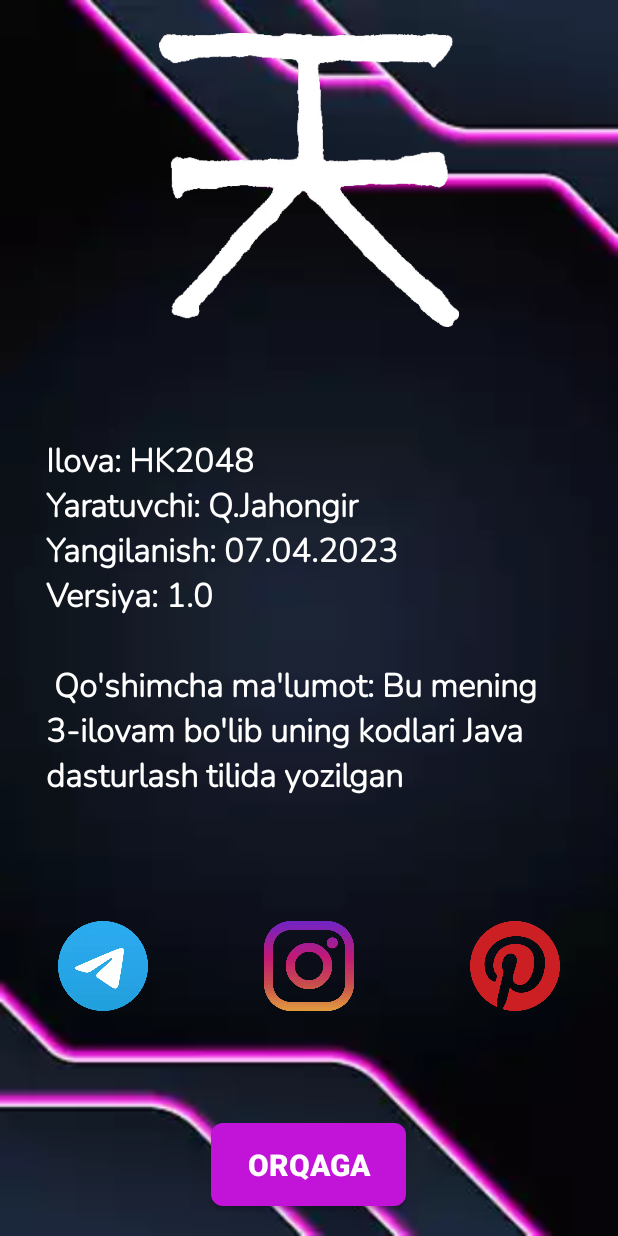
After one commit to JaysonKhan/Game4Pic1Word, an Android app: the InfoActivity screen opened directly, with no data from a screen before it, on a phone screen of 412 x 824 dp. The commit adds this screen. Run offline under Robolectric (Android 15) with nearby library versions, the phone set to English and light mode, and no system bars.

Commit message:
Nimaladir o'zgarib ketgan

```diff
--- a/app/src/main/AndroidManifest.xml
+++ b/app/src/main/AndroidManifest.xml
@@ -16,7 +16,7 @@
         android:theme="@style/Theme.AppCompat.Light.NoActionBar"
         tools:targetApi="31">
         <activity
-            android:name=".ui.InfoActivity"
+            android:name=".ui.info.InfoActivity"
             android:exported="false" />
         <activity
             android:name=".ui.WinActivity"
--- /dev/null
+++ b/app/src/main/java/uz/gita/game4pic1word/ui/info/InfoActivity.kt
@@ -0,0 +1,45 @@
+package uz.gita.game4pic1word.ui.info
+
+import android.annotation.SuppressLint
+import android.content.Intent
+import android.net.Uri
+import android.os.Bundle
+import android.view.View
+import androidx.appcompat.app.AppCompatActivity
+import androidx.appcompat.widget.AppCompatButton
+import uz.gita.game4pic1word.R
+
+class InfoActivity : AppCompatActivity() {
+   private lateinit var home: AppCompatButton
+    private lateinit var telegram: View
+    private lateinit var instagram:View
+    private lateinit var pinterest:View
+    @SuppressLint("MissingInflatedId")
+    override fun onCreate(savedInstanceState: Bundle?) {
+        super.onCreate(savedInstanceState)
+        setContentView(R.layout.activity_info)
+
+        home = findViewById(R.id.buttonHomeInAbout)
+
+        telegram = findViewById(R.id.telegram)
+        instagram = findViewById(R.id.instagram)
+        pinterest = findViewById(R.id.pinterest)
+        home.setOnClickListener { view: View? -> finish() }
+
+        telegram.setOnClickListener { view: View? ->
+            val uri = Uri.parse("https://t.me/J_khan347")
+            val intent = Intent(Intent.ACTION_VIEW, uri)
+            startActivity(intent)
+        }
+        instagram.setOnClickListener { view: View? ->
+            val uri = Uri.parse("https://www.instagram.com/gita.uzofficial/")
+            val intent = Intent(Intent.ACTION_VIEW, uri)
+            startActivity(intent)
+        }
+        pinterest.setOnClickListener { view: View? ->
+            val uri = Uri.parse("https://www.pinterest.com/betta347/")
+            val intent = Intent(Intent.ACTION_VIEW, uri)
+            startActivity(intent)
+        }
+    }
+}
--- /dev/null
+++ b/app/src/main/res/layout/activity_info.xml
@@ -0,0 +1,74 @@
+<?xml version="1.0" encoding="utf-8"?>
+<FrameLayout xmlns:android="http://schemas.android.com/apk/res/android"
+    android:layout_width="match_parent"
+    android:layout_height="match_parent"
+    xmlns:tools="http://schemas.android.com/tools"
+    android:background="@drawable/back"
+    android:layout_gravity="center"
+    tools:context=".ui.info.InfoActivity">
+
+
+    <ImageView
+        android:layout_marginTop="70dp"
+        android:layout_gravity="top|center"
+        android:layout_width="200dp"
+        android:layout_height="200dp"
+        android:layout_margin="20dp"
+        android:src="@drawable/khan"/>
+
+    <TextView
+        android:layout_width="350dp"
+        android:layout_height="match_parent"
+        android:layout_gravity="center"
+        android:fontFamily="@font/nunito_light"
+        android:gravity="center|left"
+        android:text="@string/description"
+        android:textColor="@color/white"
+        android:textSize="22sp"
+        android:textStyle="bold" />
+
+
+
+    <LinearLayout
+        android:layout_gravity="bottom"
+        android:layout_width="match_parent"
+        android:layout_height="100dp"
+        android:layout_marginBottom="130dp"
+        android:orientation="horizontal">
+        <ImageView
+            android:id="@+id/telegram"
+            android:layout_margin="20dp"
+            android:layout_width="0dp"
+            android:src="@drawable/telegram"
+            android:layout_height="match_parent"
+            android:layout_weight="1"/>
+
+        <ImageView
+            android:id="@+id/instagram"
+            android:layout_margin="20dp"
+            android:layout_width="0dp"
+            android:src="@drawable/instagram"
+            android:layout_height="match_parent"
+            android:layout_weight="1"/>
+        <ImageView
+            android:id="@+id/pinterest"
+            android:layout_margin="20dp"
+            android:layout_width="0dp"
+            android:src="@drawable/pinterest"
+            android:layout_height="match_parent"
+            android:layout_weight="1"/>
+    </LinearLayout>
+
+    <androidx.appcompat.widget.AppCompatButton
+        android:id="@+id/buttonHomeInAbout"
+        android:background="@drawable/bg_variant"
+        android:layout_width="130dp"
+        android:layout_height="55dp"
+        android:layout_gravity="bottom|center"
+        android:layout_margin="20dp"
+        android:text="Orqaga"
+        android:textColor="@color/white"
+        android:textSize="20sp"
+        android:textStyle="bold" />
+
+</FrameLayout>
--- a/app/src/main/res/values/strings.xml
+++ b/app/src/main/res/values/strings.xml
@@ -1,5 +1,6 @@
 <resources>
     <string name="app_name">4Pic1Word</string>
     <string name="info">Yaratuvchi: Q.Jahongir \n KHAN347 brendi asosida tuzilgan bu o\'yin GITA dasturlash akademiyasida o\'rgatilgan bilimlar asosida tuzildi.... Dasturda xatolik bo\'lsa quyidagi ijtimoiy tarmoqlar orqali yozib qoldirishingiz mumkin😊</string>
-
+    <string name="description">Ilova: HK2048 \nYaratuvchi: Q.Jahongir \nYangilanish: 07.04.2023\nVersiya: 1.0 \n \n Qo\'shimcha ma\'lumot: Bu mening 3-ilovam bo\'lib uning kodlari Java dasturlash tilida yozilgan</string>
+    <string name="info_string">Bu o\'yin Q.Jahongir tomonidan GITA dasturchilar akademiyasida o\'rgatilgan bilimlar asosida yaratildi... O\'yin o\'ynash davomida yuzaga kelgan kamchiliklar bo\'lsa oldindan uzur so\'raymiz... Hurmat bilan KHAN347 \n Telegram: @J_KHAN347</string>
 </resources>
```
Also changed, not shown: app/src/main/java/uz/gita/game4pic1word/ui/WinActivity.kt (deleted, +0 -12 lines), app/src/main/java/uz/gita/game4pic1word/ui/game/GameActivity.kt (+15 -28 lines), app/src/main/java/uz/gita/game4pic1word/ui/home/HomeActivity.kt (+8 -5 lines), app/src/main/res/layout/activity_win.xml (deleted, +0 -10 lines).
